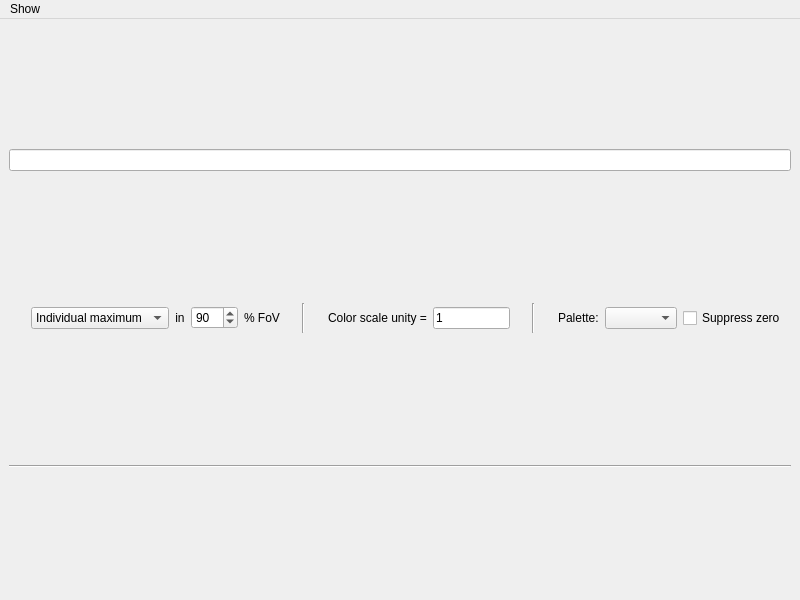
First picture: the form in ants3bundle/src/ants3/gui/graph/aviewer3d.ui, repository andrmor/ANTS3bundle, before the edit.
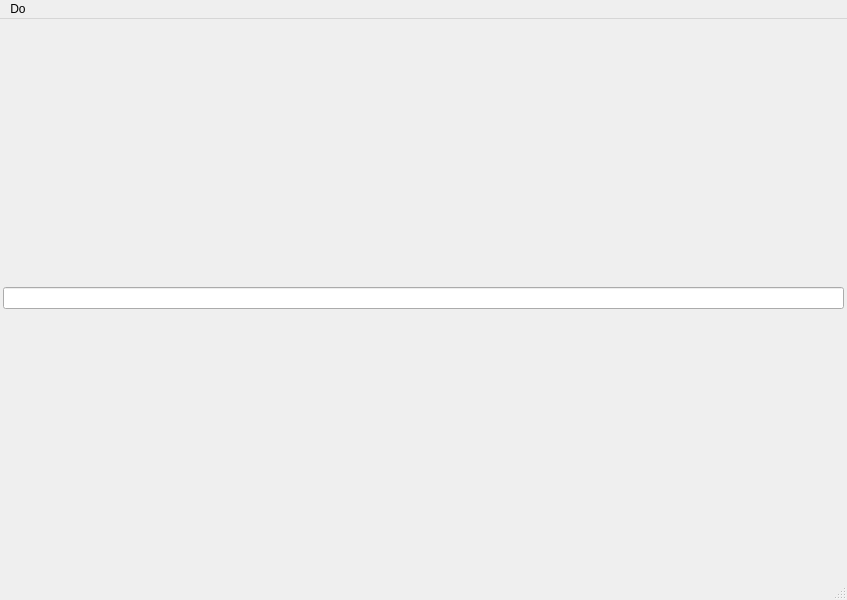
Second picture: the form after the edit. The open tabs and pages were chosen to show the change.

Diff of the .ui file:
```diff
--- a/ants3bundle/src/ants3/gui/graph/aviewer3d.ui
+++ b/ants3bundle/src/ants3/gui/graph/aviewer3d.ui
@@ -6,7 +6,7 @@
    <rect>
     <x>0</x>
     <y>0</y>
-    <width>800</width>
+    <width>847</width>
     <height>600</height>
    </rect>
   </property>
@@ -15,6 +15,21 @@
   </property>
   <widget class="QWidget" name="centralwidget">
    <layout class="QVBoxLayout" name="verticalLayout">
+    <property name="spacing">
+     <number>3</number>
+    </property>
+    <property name="leftMargin">
+     <number>3</number>
+    </property>
+    <property name="topMargin">
+     <number>3</number>
+    </property>
+    <property name="rightMargin">
+     <number>3</number>
+    </property>
+    <property name="bottomMargin">
+     <number>3</number>
+    </property>
     <item>
      <widget class="QLineEdit" name="leTitle">
       <property name="alignment">
@@ -22,292 +37,6 @@
       </property>
      </widget>
     </item>
-    <item>
-     <widget class="QFrame" name="frame_2">
-      <property name="minimumSize">
-       <size>
-        <width>0</width>
-        <height>0</height>
-       </size>
-      </property>
-      <property name="maximumSize">
-       <size>
-        <width>16777215</width>
-        <height>40</height>
-       </size>
-      </property>
-      <property name="frameShape">
-       <enum>QFrame::NoFrame</enum>
-      </property>
-      <property name="frameShadow">
-       <enum>QFrame::Raised</enum>
-      </property>
-      <layout class="QHBoxLayout" name="horizontalLayout_5">
-       <property name="leftMargin">
-        <number>5</number>
-       </property>
-       <property name="topMargin">
-        <number>5</number>
-       </property>
-       <property name="rightMargin">
-        <number>5</number>
-       </property>
-       <property name="bottomMargin">
-        <number>5</number>
-       </property>
-       <item>
-        <spacer name="horizontalSpacer_2">
-         <property name="orientation">
-          <enum>Qt::Horizontal</enum>
-         </property>
-         <property name="sizeHint" stdset="0">
-          <size>
-           <width>40</width>
-           <height>20</height>
-          </size>
-         </property>
-        </spacer>
-       </item>
-       <item>
-        <widget class="QComboBox" name="cobMaximum">
-         <item>
-          <property name="text">
-           <string>Individual maximum</string>
-          </property>
-         </item>
-         <item>
-          <property name="text">
-           <string>Global maximum</string>
-          </property>
-         </item>
-         <item>
-          <property name="text">
-           <string>Fixed maximum:</string>
-          </property>
-         </item>
-        </widget>
-       </item>
-       <item>
-        <widget class="QStackedWidget" name="stackedWidget">
-         <property name="sizePolicy">
-          <sizepolicy hsizetype="Minimum" vsizetype="Preferred">
-           <horstretch>0</horstretch>
-           <verstretch>0</verstretch>
-          </sizepolicy>
-         </property>
-         <property name="currentIndex">
-          <number>0</number>
-         </property>
-         <widget class="QWidget" name="page"/>
-         <widget class="QWidget" name="page_2">
-          <layout class="QHBoxLayout" name="horizontalLayout_4">
-           <property name="leftMargin">
-            <number>0</number>
-           </property>
-           <property name="topMargin">
-            <number>0</number>
-           </property>
-           <property name="rightMargin">
-            <number>0</number>
-           </property>
-           <property name="bottomMargin">
-            <number>0</number>
-           </property>
-           <item>
-            <widget class="QLabel" name="label_4">
-             <property name="sizePolicy">
-              <sizepolicy hsizetype="Minimum" vsizetype="Preferred">
-               <horstretch>0</horstretch>
-               <verstretch>0</verstretch>
-              </sizepolicy>
-             </property>
-             <property name="text">
-              <string>in</string>
-             </property>
-             <property name="alignment">
-              <set>Qt::AlignCenter</set>
-             </property>
-            </widget>
-           </item>
-           <item>
-            <widget class="QSpinBox" name="sbMaxInFractionFoV">
-             <property name="minimum">
-              <number>1</number>
-             </property>
-             <property name="maximum">
-              <number>100</number>
-             </property>
-             <property name="value">
-              <number>90</number>
-             </property>
-            </widget>
-           </item>
-           <item>
-            <widget class="QLabel" name="label_3">
-             <property name="text">
-              <string>% FoV</string>
-             </property>
-            </widget>
-           </item>
-          </layout>
-         </widget>
-         <widget class="QWidget" name="page_3">
-          <layout class="QHBoxLayout" name="horizontalLayout_3">
-           <property name="leftMargin">
-            <number>0</number>
-           </property>
-           <property name="topMargin">
-            <number>0</number>
-           </property>
-           <property name="rightMargin">
-            <number>0</number>
-           </property>
-           <property name="bottomMargin">
-            <number>0</number>
-           </property>
-           <item>
-            <widget class="QLineEdit" name="ledMaximum">
-             <property name="maximumSize">
-              <size>
-               <width>100</width>
-               <height>16777215</height>
-              </size>
-             </property>
-             <property name="text">
-              <string>100</string>
-             </property>
-            </widget>
-           </item>
-          </layout>
-         </widget>
-        </widget>
-       </item>
-       <item>
-        <spacer name="horizontalSpacer_4">
-         <property name="orientation">
-          <enum>Qt::Horizontal</enum>
-         </property>
-         <property name="sizeHint" stdset="0">
-          <size>
-           <width>40</width>
-           <height>20</height>
-          </size>
-         </property>
-        </spacer>
-       </item>
-       <item>
-        <widget class="Line" name="line">
-         <property name="orientation">
-          <enum>Qt::Vertical</enum>
-         </property>
-        </widget>
-       </item>
-       <item>
-        <spacer name="horizontalSpacer_3">
-         <property name="orientation">
-          <enum>Qt::Horizontal</enum>
-         </property>
-         <property name="sizeHint" stdset="0">
-          <size>
-           <width>40</width>
-           <height>20</height>
-          </size>
-         </property>
-        </spacer>
-       </item>
-       <item>
-        <widget class="QLabel" name="label_2">
-         <property name="text">
-          <string>Color scale unity =</string>
-         </property>
-        </widget>
-       </item>
-       <item>
-        <widget class="QLineEdit" name="ledScaling">
-         <property name="maximumSize">
-          <size>
-           <width>100</width>
-           <height>16777215</height>
-          </size>
-         </property>
-         <property name="text">
-          <string>1</string>
-         </property>
-        </widget>
-       </item>
-       <item>
-        <spacer name="horizontalSpacer_5">
-         <property name="orientation">
-          <enum>Qt::Horizontal</enum>
-         </property>
-         <property name="sizeHint" stdset="0">
-          <size>
-           <width>40</width>
-           <height>20</height>
-          </size>
-         </property>
-        </spacer>
-       </item>
-       <item>
-        <widget class="Line" name="line_2">
-         <property name="orientation">
-          <enum>Qt::Vertical</enum>
-         </property>
-        </widget>
-       </item>
-       <item>
-        <spacer name="horizontalSpacer_6">
-         <property name="orientation">
-          <enum>Qt::Horizontal</enum>
-         </property>
-         <property name="sizeHint" stdset="0">
-          <size>
-           <width>40</width>
-           <height>20</height>
-          </size>
-         </property>
-        </spacer>
-       </item>
-       <item>
-        <widget class="QLabel" name="label">
-         <property name="text">
-          <string>Palette:</string>
-         </property>
-        </widget>
-       </item>
-       <item>
-        <widget class="QComboBox" name="cobPalette"/>
-       </item>
-       <item>
-        <widget class="QCheckBox" name="cbSuppressZero">
-         <property name="text">
-          <string>Suppress zero</string>
-         </property>
-        </widget>
-       </item>
-       <item>
-        <spacer name="horizontalSpacer">
-         <property name="orientation">
-          <enum>Qt::Horizontal</enum>
-         </property>
-         <property name="sizeHint" stdset="0">
-          <size>
-           <width>18</width>
-           <height>20</height>
-          </size>
-         </property>
-        </spacer>
-       </item>
-      </layout>
-     </widget>
-    </item>
-    <item>
-     <widget class="Line" name="line_3">
-      <property name="orientation">
-       <enum>Qt::Horizontal</enum>
-      </property>
-     </widget>
-    </item>
     <item>
      <layout class="QHBoxLayout" name="horizontalLayout"/>
     </item>
@@ -318,19 +47,20 @@
     <rect>
      <x>0</x>
      <y>0</y>
-     <width>800</width>
-     <height>21</height>
+     <width>847</width>
+     <height>22</height>
     </rect>
    </property>
    <widget class="QMenu" name="menuShow">
     <property name="title">
-     <string>Show</string>
+     <string>Do</string>
     </property>
     <addaction name="actionShow_title"/>
     <addaction name="actionMake_a_copy"/>
    </widget>
    <addaction name="menuShow"/>
   </widget>
+  <widget class="QStatusBar" name="statusBar"/>
   <action name="actionShow_title">
    <property name="checkable">
     <bool>true</bool>
```
Left out of the diff: 22 changed lines with no effect on the pictures.
